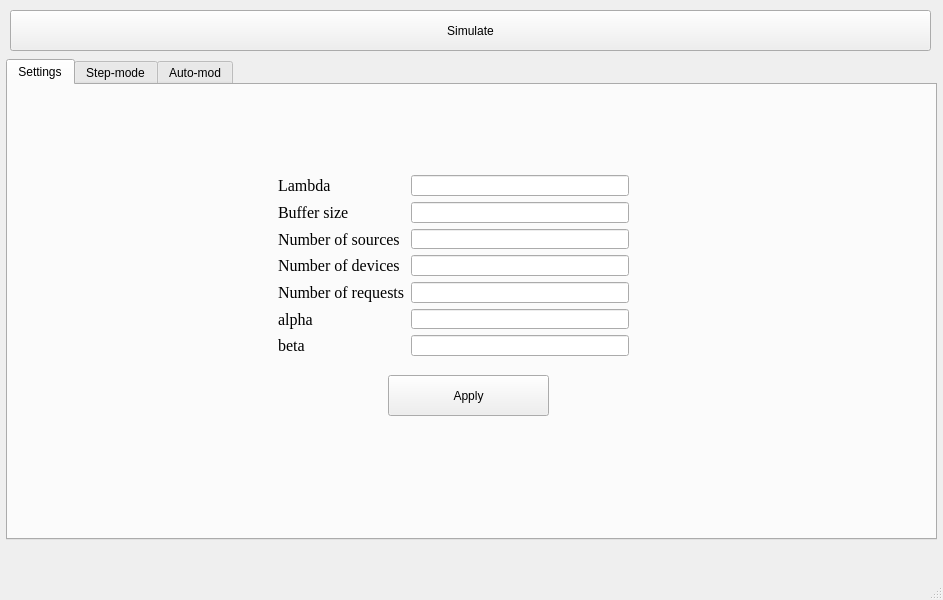
GusevIS/Queuing-system, file mainwindow.ui: the form before one commit.
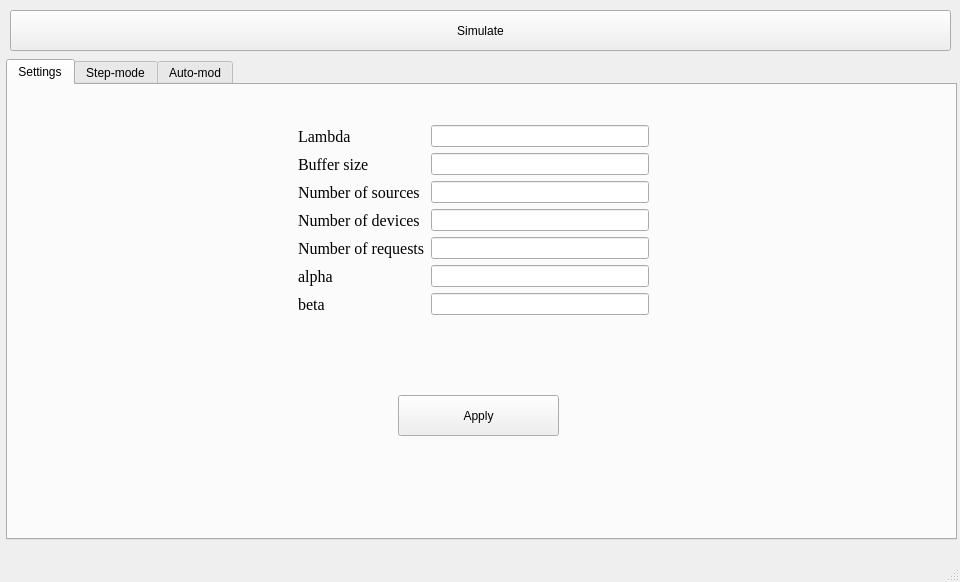
The form after the commit. The open tabs and pages were chosen to show the change.

What changed in the file:
```diff
--- a/mainwindow.ui
+++ b/mainwindow.ui
@@ -2,14 +2,29 @@
 <ui version="4.0">
  <class>MainWindow</class>
  <widget class="QMainWindow" name="MainWindow">
+  <property name="enabled">
+   <bool>true</bool>
+  </property>
   <property name="geometry">
    <rect>
     <x>0</x>
     <y>0</y>
-    <width>943</width>
-    <height>600</height>
+    <width>960</width>
+    <height>582</height>
    </rect>
   </property>
+  <property name="minimumSize">
+   <size>
+    <width>960</width>
+    <height>582</height>
+   </size>
+  </property>
+  <property name="maximumSize">
+   <size>
+    <width>960</width>
+    <height>582</height>
+   </size>
+  </property>
   <property name="windowTitle">
    <string>MainWindow</string>
   </property>
@@ -19,10 +34,16 @@
      <rect>
       <x>6</x>
       <y>59</y>
-      <width>931</width>
+      <width>951</width>
       <height>481</height>
      </rect>
     </property>
+    <property name="tabletTracking">
+     <bool>false</bool>
+    </property>
+    <property name="styleSheet">
+     <string notr="true"/>
+    </property>
     <property name="currentIndex">
      <number>1</number>
     </property>
@@ -33,12 +54,15 @@
      <widget class="QPushButton" name="applyBtn">
       <property name="geometry">
        <rect>
-        <x>380</x>
-        <y>290</y>
+        <x>390</x>
+        <y>310</y>
         <width>161</width>
         <height>41</height>
        </rect>
       </property>
+      <property name="styleSheet">
+       <string notr="true">vertical-align: middle;</string>
+      </property>
       <property name="text">
        <string>Apply</string>
       </property>
@@ -46,10 +70,10 @@
      <widget class="QWidget" name="formLayoutWidget">
       <property name="geometry">
        <rect>
-        <x>270</x>
-        <y>90</y>
+        <x>290</x>
+        <y>40</y>
         <width>351</width>
-        <height>181</height>
+        <height>221</height>
        </rect>
       </property>
       <layout class="QFormLayout" name="settingsLayout">
@@ -430,7 +454,7 @@
      <rect>
       <x>10</x>
       <y>10</y>
-      <width>921</width>
+      <width>941</width>
       <height>41</height>
      </rect>
     </property>
```
Left out of the diff: 20 changed lines with no effect on the pictures.
